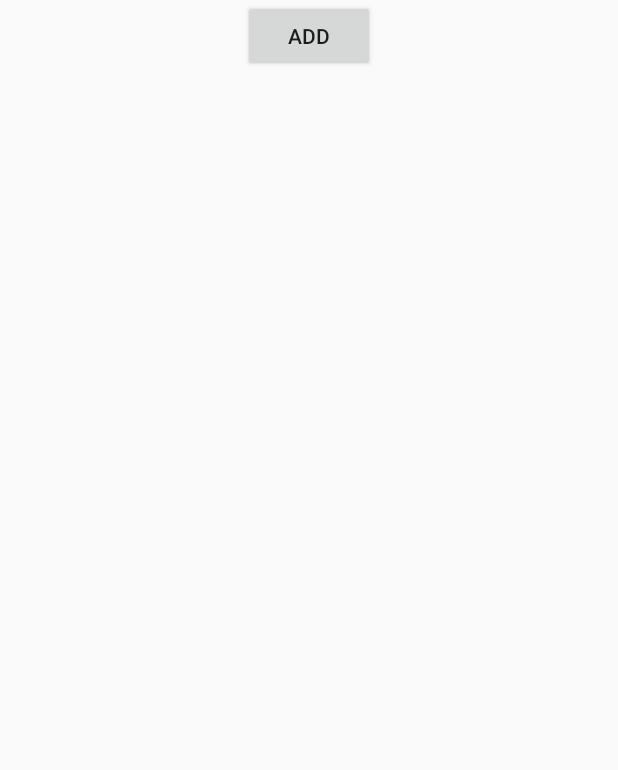
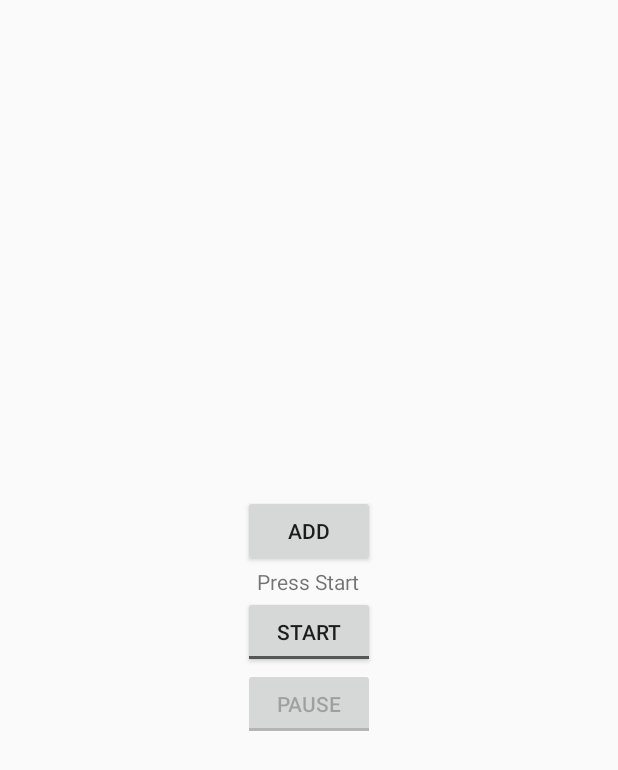
Before and after one commit to HorncatStudio/IntervalTracker, an Android app: the layout activity_hc_running.xml on its own in the app's theme, with its tools: preview values and no code run, on a phone screen of 412 x 824 dp. Shown: the top 770 px of the screen. Run offline under Robolectric (Android 15) with nearby library versions, the phone set to English and light mode, and no system bars.

Commit message:
Changed icon to HCR. TODO - fix the set button; need to figure out how to put the countDownTimer. getApplicationContext() is not applicable... Also need to fix the error happens when timer stopped and then pause button pressed.

```diff
--- a/app/src/main/AndroidManifest.xml
+++ b/app/src/main/AndroidManifest.xml
@@ -7,9 +7,9 @@
 
     <application
         android:allowBackup="true"
-        android:icon="@drawable/ic_launcher"
+        android:icon="@drawable/ic_hcr"
         android:label="@string/app_name"
-        android:theme="@style/AppTheme" >
+        android:theme="@style/AppTheme">
         <activity
             android:name="com.example.hcrunning.app.HcRunningActivity"
             android:label="@string/app_name" >
--- a/app/src/main/java/com/example/hcrunning/app/MyCountDownTimer.java
+++ b/app/src/main/java/com/example/hcrunning/app/MyCountDownTimer.java
@@ -1,6 +1,7 @@
 package com.example.hcrunning.app;
 
 import android.app.Activity;
+import android.content.Context;
 import android.media.MediaPlayer;
 import android.os.CountDownTimer;
 import android.widget.TextView;
@@ -11,7 +12,7 @@ import android.widget.TextView;
 public class MyCountDownTimer extends CountDownTimer {
 
   private TextView mTimeTextView = null;
-  private Activity mContext = null;
+  private Context mContext = null;
 
   public MyCountDownTimer(long millisInFuture, long countdownInterval, TextView timeTextView, Activity context) {
     super(millisInFuture, countdownInterval);
--- a/app/src/main/res/layout/activity_hc_running.xml
+++ b/app/src/main/res/layout/activity_hc_running.xml
@@ -12,18 +12,18 @@
         android:onClick="onAddButton"
         android:text="Add" />
 
-    <ListView
-        android:id="@android:id/list"
-        android:layout_width="100dip"
-        android:layout_height="fill_parent"
-        android:layout_gravity="center"/>
+    <!--<ListView-->
+        <!--android:id="@android:id/list"-->
+        <!--android:layout_width="100dip"-->
+        <!--android:layout_height="fill_parent"-->
+        <!--android:layout_gravity="center"/>-->
 
-    <TextView
-        android:id="@android:id/empty"
-        android:layout_width="wrap_content"
-        android:layout_height="wrap_content"
-        android:background="#FF0000"
-        android:text="No data" />
+    <!--<TextView-->
+        <!--android:id="@android:id/empty"-->
+        <!--android:layout_width="wrap_content"-->
+        <!--android:layout_height="wrap_content"-->
+        <!--android:background="#FF0000"-->
+        <!--android:text="No data" />-->
 
     <TextView
         android:id="@+id/textView"
```
Also changed, not shown: app/src/main/java/com/example/hcrunning/app/HcRunningActivity.java (+47 -4 lines), app/src/main/res/drawable-hdpi/ic_hcr.png (added), app/src/main/res/drawable-mdpi/ic_hcr.png (added), app/src/main/res/drawable-xhdpi/ic_hcr.png (added), app/src/main/res/drawable-xxhdpi/ic_hcr.png (added).
